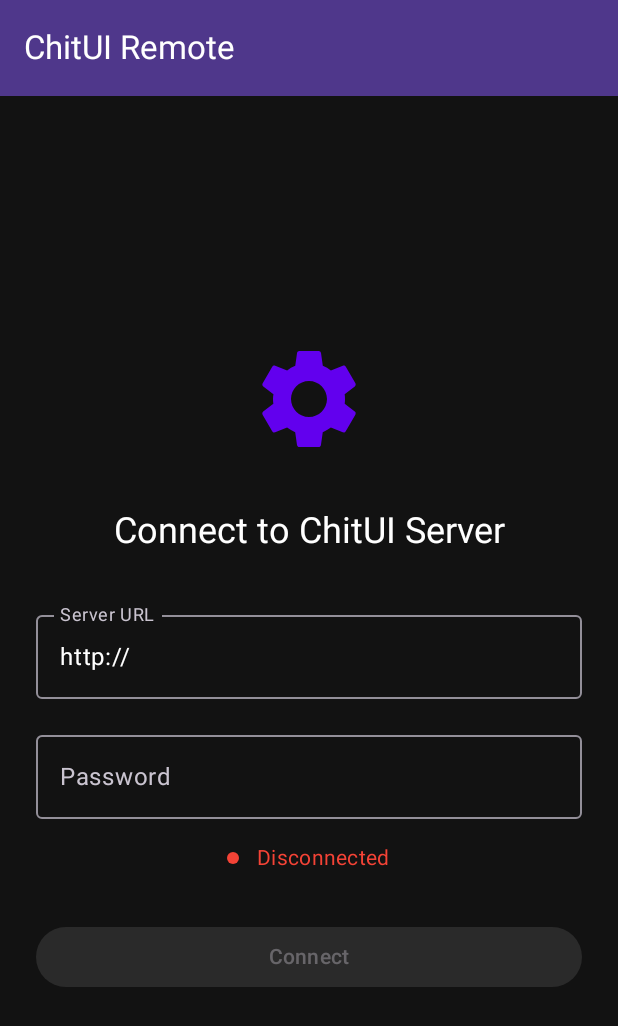
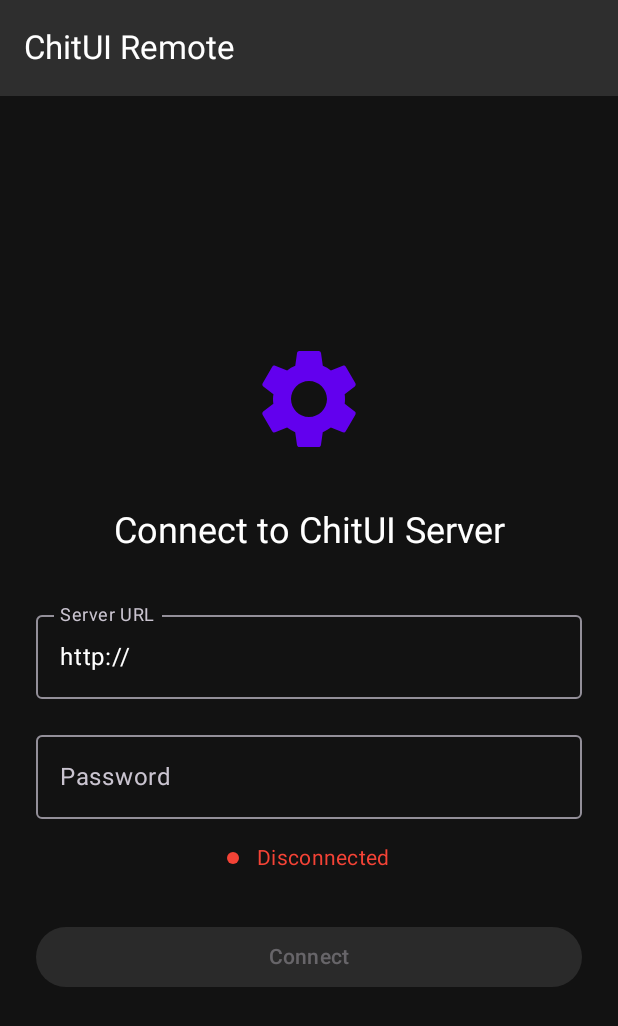
Before and after one commit to xmodpt/ChitUI_v1, an Android app built with Jetpack Compose: the screen it shows after launch (MainActivity), on a phone screen of 412 x 824 dp. Shown: the top 1026 px of the screen. Run offline under Robolectric (Android 15) with nearby library versions, the phone set to English and light mode, and no system bars; libraries missing offline, so code that uses them is left out: io.socket.client; pictures from the network do not load.

Commit message:
Change top bar color to anthracite gray

```diff
--- a/android-app/app/src/main/java/com/chitui/remote/ui/theme/Color.kt
+++ b/android-app/app/src/main/java/com/chitui/remote/ui/theme/Color.kt
@@ -23,3 +23,6 @@ val StatusConnected = Color(0xFF4CAF50)
 val StatusDisconnected = Color(0xFFF44336)
 val StatusPrinting = Color(0xFF2196F3)
 val StatusIdle = Color(0xFF9E9E9E)
+
+// Top Bar Color
+val AnthraciteGray = Color(0xFF2E2E2E)
--- a/android-app/app/src/main/java/com/chitui/remote/ui/theme/Theme.kt
+++ b/android-app/app/src/main/java/com/chitui/remote/ui/theme/Theme.kt
@@ -13,6 +13,7 @@ private val DarkColorScheme = darkColorScheme(
     background = ChitUIBackground,
     surface = ChitUISurface,
     error = ChitUIError,
+    primaryContainer = AnthraciteGray,
     onPrimary = Color.White,
     onSecondary = Color.Black,
     onBackground = Color.White,
```
